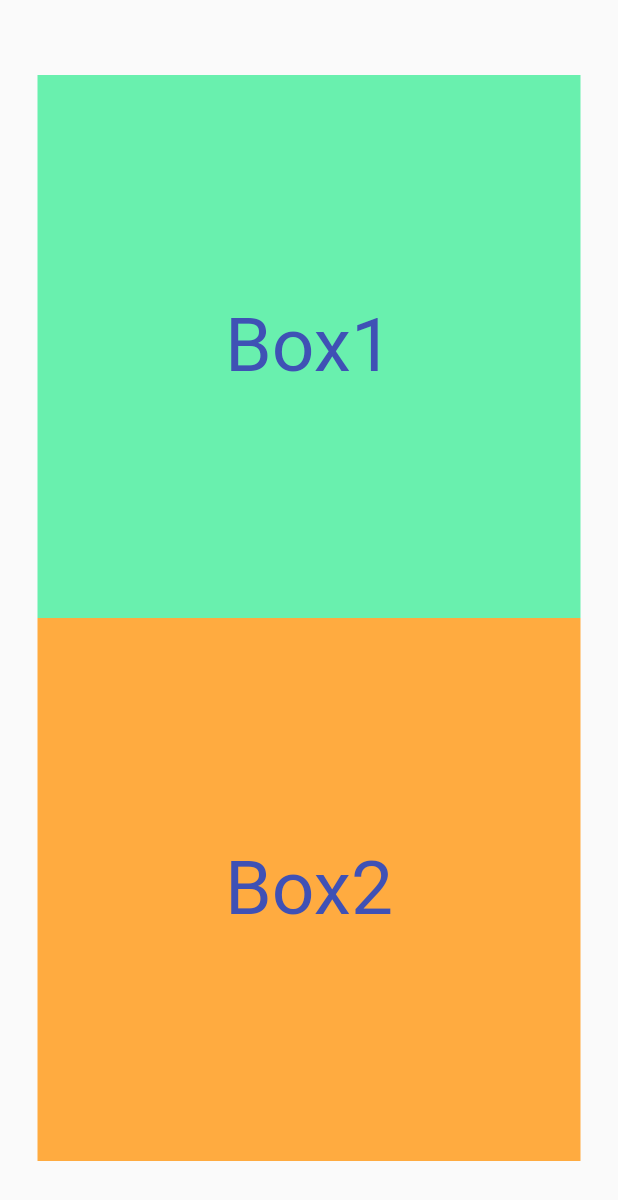
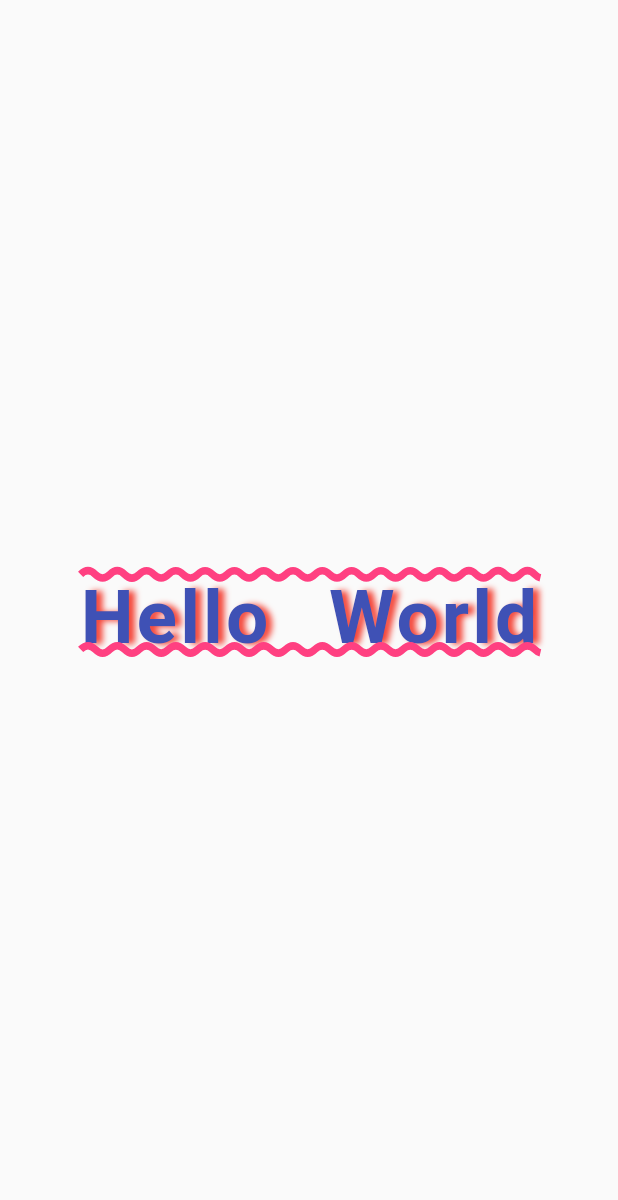
Before and after one commit to Jin01-galaxy/container, a Flutter app: the screen it shows after launch, on a phone screen of 412 x 824 dp. Shown: the top 1200 px of the screen. Run offline on Flutter 3.47's test engine with Material 2 defaults, Android fonts, the phone set to English and light mode, and no system bars.

Commit message:
decoration

```diff
--- a/lib/main.dart
+++ b/lib/main.dart
@@ -15,53 +15,36 @@ class MyApp extends StatelessWidget {
   }
 }
 
-class MyHomePage extends StatefulWidget {
-  @override
-  _MyHomePageState createState() => _MyHomePageState();
-}
-
-class _MyHomePageState extends State<MyHomePage> {
-  final ScrollController controller = ScrollController();
-
-  List<Widget> layoutChildren(double boxSide) {
-    return [
-      Container(
-        width: boxSide,
-        height: boxSide,
-        color: Colors.greenAccent,
-        alignment: Alignment.center,
-        child: Text('Box1',style: TextStyle(color: Colors.indigo,fontSize: 50),),
-      ),
-      Container(
-        width: boxSide,
-        height: boxSide,
-        color: Colors.orangeAccent,
-        alignment: Alignment.center,
-        child: Text('Box2',style: TextStyle(color: Colors.indigo,fontSize: 50),),
-      ),
-    ];
-  }
-
+class MyHomePage extends StatelessWidget {
   @override
   Widget build(BuildContext context) {
-    Size size = MediaQuery.of(context).size;
-    Orientation orientation = MediaQuery.of(context).orientation;
-    double boxSide = size.shortestSide - 50;
     return Scaffold(
-      body: Center(child: Builder(builder: (context) {
-        if (orientation.index == Orientation.landscape.index) {
-          return Row(
-            mainAxisAlignment: MainAxisAlignment.center,
-            children: layoutChildren(boxSide),
-          );
-        } else {
-          return Column(
-            mainAxisAlignment: MainAxisAlignment.center,
-            children: layoutChildren(boxSide),
-          );
-        }
-      }),
+        body: Center(
+      child: Text(
+        'Hello World',
+        style: TextStyle(
+            fontSize: 50,
+            color: Colors.indigo,
+            fontWeight: FontWeight.bold,
+            // backgroundColor: Colors.indigo,
+            decoration: TextDecoration.combine([
+              TextDecoration.underline,
+              TextDecoration.overline,
+            ]),
+            decorationThickness: 2.0,
+            decorationColor: Colors.pinkAccent,
+            decorationStyle: TextDecorationStyle.wavy,
+            letterSpacing: 2.0,
+            wordSpacing: 24.0,
+            shadows: [
+              Shadow(
+                color: Colors.red,
+                blurRadius: 5.0,
+                offset: Offset(4, 1),
+              )
+            ],
+            ),
       ),
-    );
+    ));
   }
 }
```
